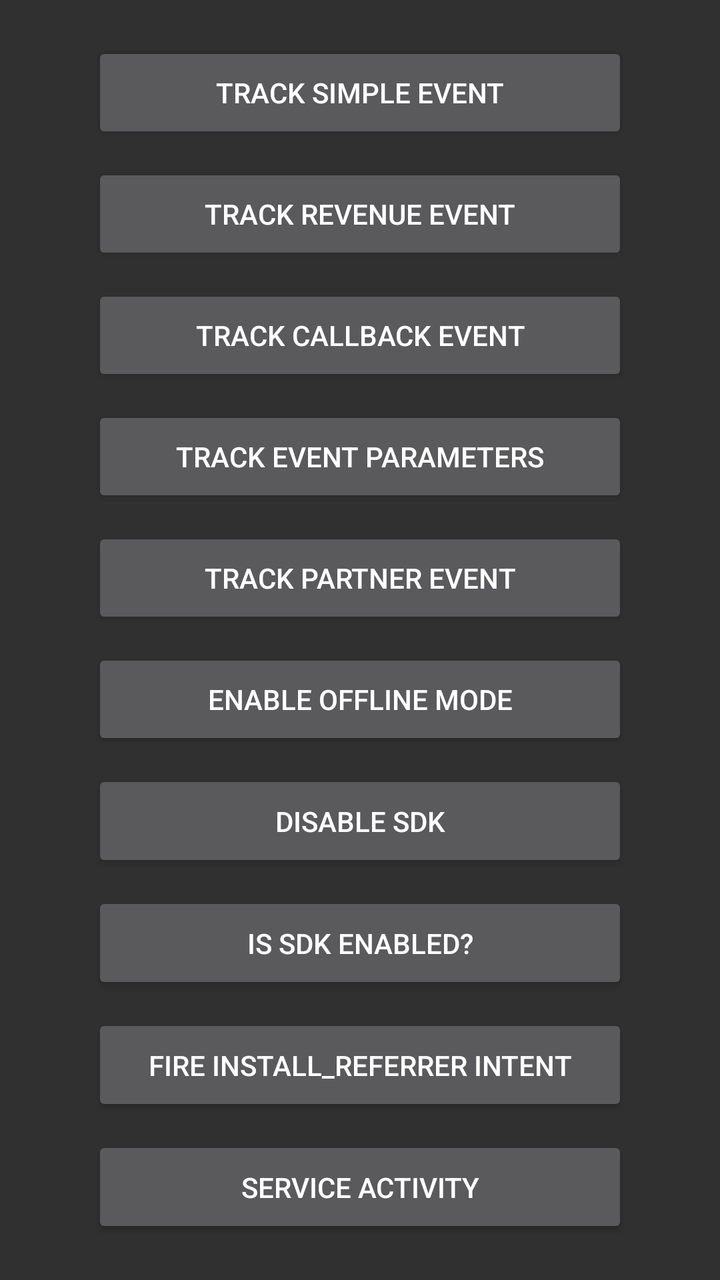
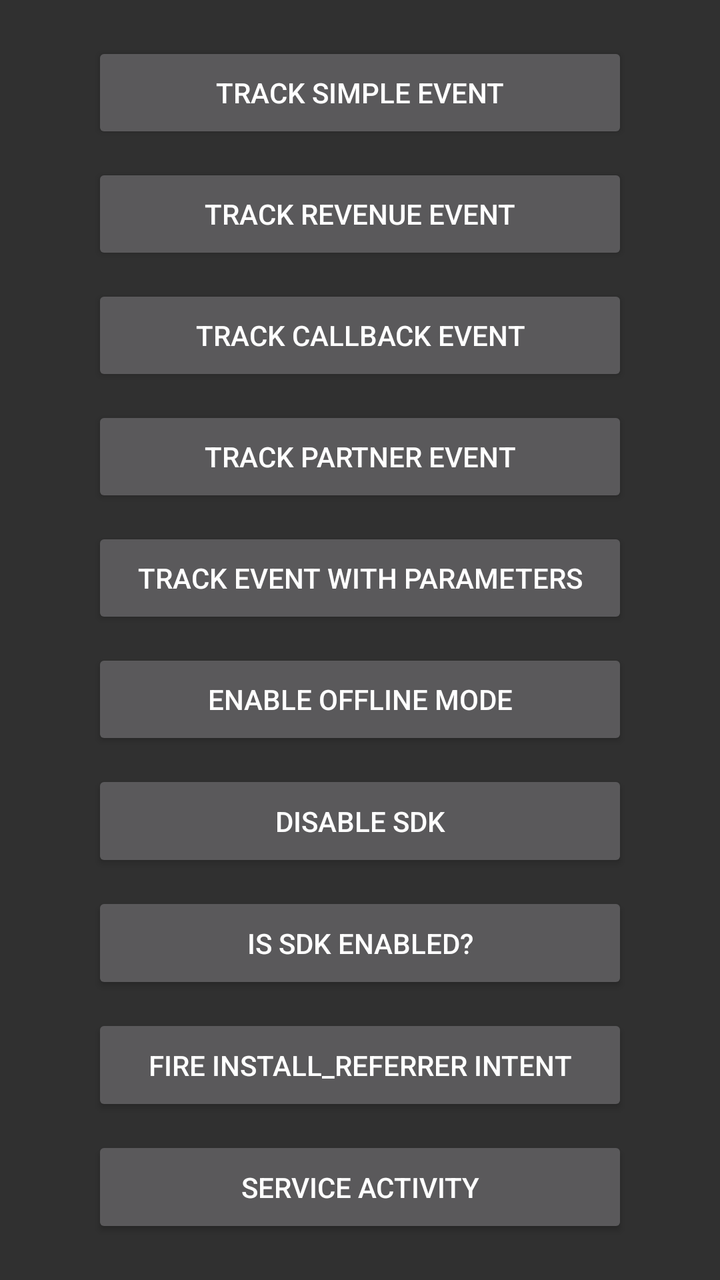

Before-and-after screenshots of an Android layout around one commit, followed by the original layout XML and the change that was made.
<!-- AndroidManifest.xml: application theme Theme.AppCompat -->
<!-- res/layout/activity_main.xml -->
<LinearLayout xmlns:android="http://schemas.android.com/apk/res/android"
    xmlns:tools="http://schemas.android.com/tools"
    android:layout_width="match_parent"
    android:layout_height="match_parent"
    android:orientation="vertical"
    android:paddingBottom="@dimen/activity_vertical_margin"
    android:paddingLeft="@dimen/activity_horizontal_margin"
    android:paddingRight="@dimen/activity_horizontal_margin"
    android:paddingTop="@dimen/activity_vertical_margin"
    tools:context=".MainActivity">

    <Button
        android:id="@+id/btnSimpleEvent"
        android:layout_width="match_parent"
        android:layout_height="wrap_content"
        android:layout_gravity="center_horizontal"
        android:layout_marginBottom="5dp"
        android:layout_marginLeft="30dp"
        android:layout_marginRight="30dp"
        android:layout_marginTop="5dp"
        android:layout_weight="0.143"
        android:onClick="onTrackSimpleEventClick"
        android:text="@string/btn_simple_event" />

    <Button
        android:id="@+id/btnRevenueEvent"
        android:layout_width="match_parent"
        android:layout_height="wrap_content"
        android:layout_gravity="center_horizontal"
        android:layout_marginBottom="5dp"
        android:layout_marginLeft="30dp"
        android:layout_marginRight="30dp"
        android:layout_marginTop="5dp"
        android:layout_weight="0.143"
        android:onClick="onTrackRevenueEventClick"
        android:text="@string/btn_revenue_event" />

    <Button
        android:id="@+id/btnCallbackEvent"
        android:layout_width="match_parent"
        android:layout_height="wrap_content"
        android:layout_gravity="center_horizontal"
        android:layout_marginBottom="5dp"
        android:layout_marginLeft="30dp"
        android:layout_marginRight="30dp"
        android:layout_marginTop="5dp"
        android:layout_weight="0.143"
        android:onClick="onTrackCallbackEventClick"
        android:text="@string/btn_callback_event" />

    <Button
        android:id="@+id/btnPartnerEvent"
        android:layout_width="match_parent"
        android:layout_height="wrap_content"
        android:layout_gravity="center_horizontal"
        android:layout_marginBottom="5dp"
        android:layout_marginLeft="30dp"
        android:layout_marginRight="30dp"
        android:layout_marginTop="5dp"
        android:layout_weight="0.143"
        android:onClick="onTrackPartnerEventClick"
        android:text="@string/btn_event_parameter" />

    <Button
        android:id="@+id/btnEventParameter"
        android:layout_width="match_parent"
        android:layout_height="wrap_content"
        android:layout_gravity="center_horizontal"
        android:layout_marginBottom="5dp"
        android:layout_marginLeft="30dp"
        android:layout_marginRight="30dp"
        android:layout_marginTop="5dp"
        android:layout_weight="0.143"
        android:onClick="onTrackEventParameterClick"
        android:text="@string/btn_partner_event" />

    <Button
        android:id="@+id/btnEnableDisableOfflineMode"
        android:layout_width="match_parent"
        android:layout_height="wrap_content"
        android:layout_gravity="center_horizontal"
        android:layout_marginBottom="5dp"
        android:layout_marginLeft="30dp"
        android:layout_marginRight="30dp"
        android:layout_marginTop="5dp"
        android:layout_weight="0.143"
        android:onClick="onEnableDisableOfflineModeClick"
        android:text="@string/txt_enable_offline_mode" />

    <Button
        android:id="@+id/btnEnableDisableSDK"
        android:layout_width="match_parent"
        android:layout_height="wrap_content"
        android:layout_gravity="center_horizontal"
        android:layout_marginBottom="5dp"
        android:layout_marginLeft="30dp"
        android:layout_marginRight="30dp"
        android:layout_marginTop="5dp"
        android:layout_weight="0.143"
        android:onClick="onEnableDisableSDKClick"
        android:text="@string/txt_disable_sdk" />

    <Button
        android:id="@+id/btnIsSDKEnabled"
        android:layout_width="match_parent"
        android:layout_height="wrap_content"
        android:layout_gravity="center_horizontal"
        android:layout_marginBottom="5dp"
        android:layout_marginLeft="30dp"
        android:layout_marginRight="30dp"
        android:layout_marginTop="5dp"
        android:layout_weight="0.143"
        android:onClick="onIsSDKEnabledClick"
        android:text="@string/btn_is_sdk_enabled" />

    <Button
        android:id="@+id/btnFireIntent"
        android:layout_width="match_parent"
        android:layout_height="wrap_content"
        android:layout_gravity="center_horizontal"
        android:layout_marginBottom="5dp"
        android:layout_marginLeft="30dp"
        android:layout_marginRight="30dp"
        android:layout_marginTop="5dp"
        android:layout_weight="0.143"
        android:onClick="onFireIntentClick"
        android:text="@string/btn_fire_intent" />

    <Button
        android:layout_width="match_parent"
        android:layout_height="wrap_content"
        android:text="@string/btn_service_activity"
        android:id="@+id/btnServiceActivity"
        android:layout_gravity="center_horizontal"
        android:layout_weight="0.143"
        android:layout_marginLeft="30dp"
        android:layout_marginTop="5dp"
        android:layout_marginRight="30dp"
        android:layout_marginBottom="5dp"
        android:onClick="onServiceActivityClick"
        android:nestedScrollingEnabled="false" />

</LinearLayout>
<!-- resources referenced by this layout -->
<resources>
  <dimen name="activity_horizontal_margin">16dp</dimen>
  <dimen name="activity_vertical_margin">16dp</dimen>
  <string name="btn_callback_event">Track callback event</string>
  <string name="btn_event_parameter">Track event parameters</string>
  <string name="btn_fire_intent">Fire INSTALL_REFERRER intent</string>
  <string name="btn_is_sdk_enabled">Is SDK enabled?</string>
  <string name="btn_partner_event">Track partner event</string>
  <string name="btn_revenue_event">Track revenue event</string>
  <string name="btn_service_activity">Service Activity</string>
  <string name="btn_simple_event">Track simple event</string>
  <string name="txt_disable_sdk">Disable SDK</string>
  <string name="txt_enable_offline_mode">Enable offline mode</string>
</resources>

<!-- the commit's change to res/layout/activity_main.xml (unified diff, before → after) -->
@@ -59,7 +59,7 @@
         android:layout_marginTop="5dp"
         android:layout_weight="0.143"
         android:onClick="onTrackPartnerEventClick"
-        android:text="@string/btn_event_parameter" />
+        android:text="@string/btn_partner_event" />
 
     <Button
         android:id="@+id/btnEventParameter"
@@ -72,7 +72,7 @@
         android:layout_marginTop="5dp"
         android:layout_weight="0.143"
         android:onClick="onTrackEventParameterClick"
-        android:text="@string/btn_partner_event" />
+        android:text="@string/btn_event_parameter" />
 
     <Button
         android:id="@+id/btnEnableDisableOfflineMode"
<!-- resource entries referenced after the edit -->
@@ -3,7 +3,7 @@
   <dimen name="activity_horizontal_margin">16dp</dimen>
   <dimen name="activity_vertical_margin">16dp</dimen>
   <string name="btn_callback_event">Track callback event</string>
-  <string name="btn_event_parameter">Track event parameters</string>
+  <string name="btn_event_parameter">Track event with parameters</string>
   <string name="btn_fire_intent">Fire INSTALL_REFERRER intent</string>
   <string name="btn_is_sdk_enabled">Is SDK enabled?</string>
   <string name="btn_partner_event">Track partner event</string>
